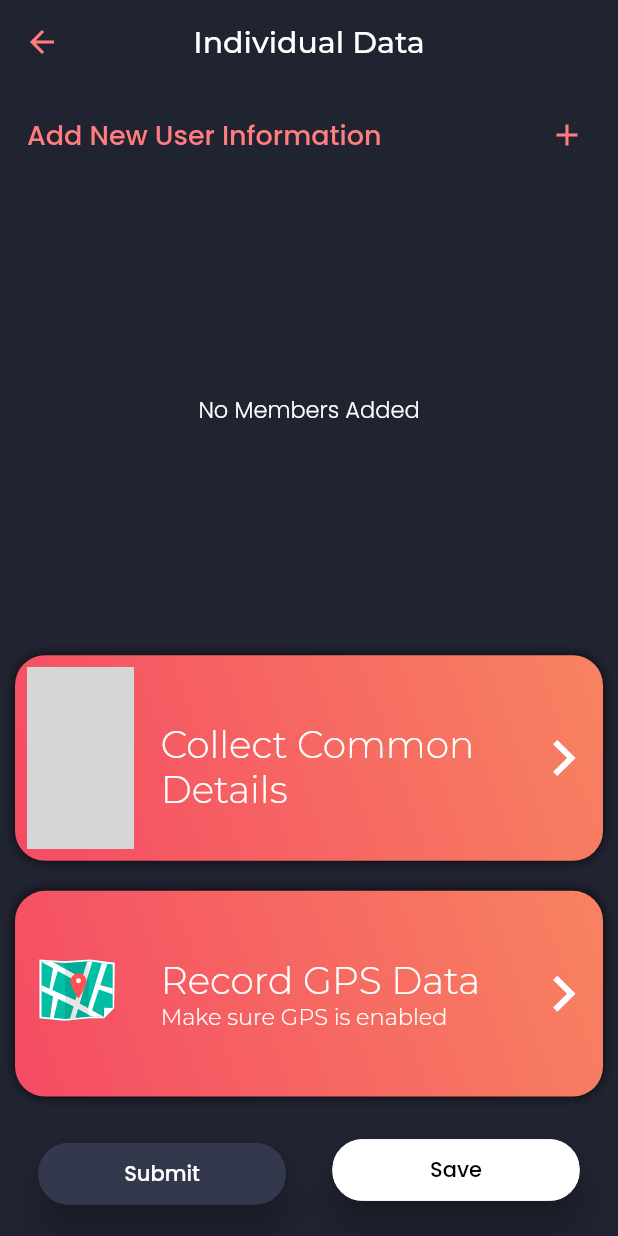
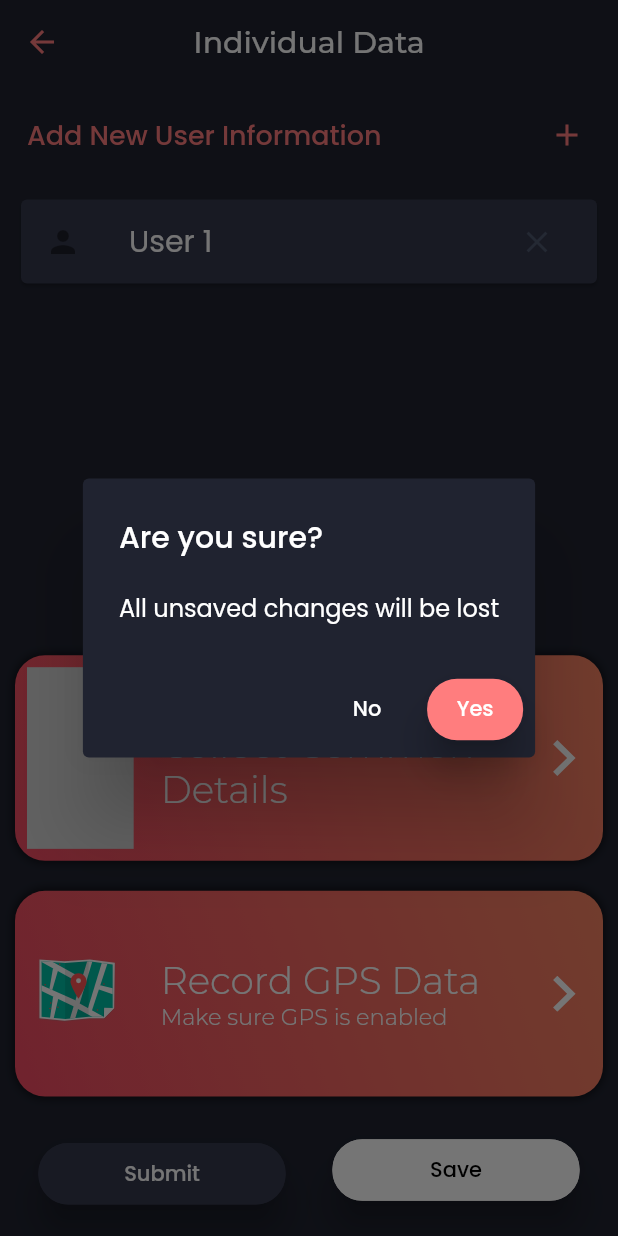
Before and after one commit to TheCraftOfCode/GeoSpatial, a Flutter app: the FamilyHomeScreen screen opened directly, after a tap on "Add New User Information", after a tap on the "close" icon, on a phone screen of 412 x 824 dp. Run offline on Flutter 3.47's test engine with Material 2 defaults, Android fonts, the phone set to English and light mode, and no system bars; drawn by our look-alikes of auto_size_text; our stand-ins replace flutter_secure_storage, flutter_svg, flutter_typeahead, geolocator, google_fonts, local_auth and 3 more; missing offline and left inert: flutter_rounded_date_picker; accounts and stored records are empty; generated files the repository leaves out were written again; grey boxes are pictures that could not be loaded.

Commit message:
UI fixes

```diff
--- a/lib/Screens/ProfilePage.dart
+++ b/lib/Screens/ProfilePage.dart
@@ -17,7 +17,9 @@ class ProfilePage extends StatelessWidget {
           width: MediaQuery.of(context).size.width,
           height: MediaQuery.of(context).size.height,
         ),
-        Column(
+        SingleChildScrollView(
+          physics: ClampingScrollPhysics(),
+          child: Column(
             crossAxisAlignment: CrossAxisAlignment.start,
             children: [
               AppBarBackButton(
@@ -145,6 +147,7 @@ class ProfilePage extends StatelessWidget {
               )
             ],
           ),
+        ),
       ]),
     );
   }
--- a/lib/Screens/VillageSelection.dart
+++ b/lib/Screens/VillageSelection.dart
@@ -48,6 +48,7 @@ class _VillageSelectionScreenState extends State<VillageSelectionScreen> {
                   mainAxisAlignment: MainAxisAlignment.center,
                   children: [
                     CheckBoxAlertDialog(
+                      singleOption: true,
                       title: "Choose Village Code",
                       context: context,
                       hint: 'Choose here',
@@ -134,7 +135,7 @@ class _VillageSelectionScreenState extends State<VillageSelectionScreen> {
                         ),
                       ),
                     SizedBox(
-                      height: MediaQuery.of(context).size.height * 0.1,
+                      height: MediaQuery.of(context).size.height * 0.2,
                     ),
                     if (!widget.isGenerated)
                       TextButton(
--- a/lib/Widgets/AddRemoveBoxWidget.dart
+++ b/lib/Widgets/AddRemoveBoxWidget.dart
@@ -1,8 +1,8 @@
 import 'package:flutter/material.dart';
 import 'package:geo_spatial/Model/FamilyMembersCommonDataModel.dart';
 import 'package:geo_spatial/Screens/FamilyMemberAdd.dart';
+import 'package:geo_spatial/Utils/Colors.dart' as colors;
 import 'package:google_fonts/google_fonts.dart';
-import 'package:geo_spatial/Utils/Colors.dart' as colors;
 
 /**
  * Added a dataclass
@@ -69,7 +69,8 @@ class _AddRemoveBoxWidgetState extends State<AddRemoveBoxWidget> {
                 child: widget.modelData!.individualDataListTransient.isEmpty
                     ? Center(child: Text('No Members Added'))
                     : ListView.builder(
-                        itemCount: widget.modelData!.individualDataListTransient.length,
+                        itemCount: widget
+                            .modelData!.individualDataListTransient.length,
                         shrinkWrap: true,
                         itemBuilder: (BuildContext context, int index) {
                           return Card(
@@ -78,8 +79,9 @@ class _AddRemoveBoxWidgetState extends State<AddRemoveBoxWidget> {
                                 onTap: () {
                                   Navigator.of(context).push(MaterialPageRoute(
                                       builder: (context) => FamilyMemberAdd(
-                                        familyMemberIndividualDataModel: widget
-                                            .modelData!.individualDataListTransient
+                                          familyMemberIndividualDataModel:
+                                              widget.modelData!
+                                                  .individualDataListTransient
                                                   .elementAt(index))));
                                 },
                                 //Pass a function which is called onSaved in the next page and add data to the class object
@@ -95,13 +97,8 @@ class _AddRemoveBoxWidgetState extends State<AddRemoveBoxWidget> {
                                     color: colors.darkSecondAccentColor,
                                     icon: Icon(Icons.close),
                                     onPressed: () async {
-                                  setState(() {
-                                    widget.modelData!.individualDataListTransient
-                                        .removeAt(index);
-                                  });
-                                },
-                              ),
-                            ),
+                                      Dialog(index);
+                                    })),
                           );
                         }),
               ),
@@ -111,4 +108,49 @@ class _AddRemoveBoxWidgetState extends State<AddRemoveBoxWidget> {
       ),
     );
   }
+
+  void Dialog(index) async {
+    final result = await showDialog(
+      context: context,
+      builder: (context) => AlertDialog(
+          backgroundColor: colors.darkScaffoldColor,
+          title: Text(
+            "Are you sure?",
+            style: GoogleFonts.poppins(color: colors.darkPrimaryTextColor),
+          ),
+          content: Text(
+            "All unsaved changes will be lost",
+            style: GoogleFonts.poppins(color: colors.darkPrimaryTextColor),
+          ),
+          actions: <Widget>[
+            TextButton(
+              child: Text(
+                'No',
+                style: GoogleFonts.poppins(color: colors.darkPrimaryTextColor),
+              ),
+              onPressed: () {
+                Navigator.pop(context, false);
+              },
+            ),
+            ElevatedButton(
+                style: ElevatedButton.styleFrom(
+                    primary: colors.darkAccentColor,
+                    shape: RoundedRectangleBorder(
+                        borderRadius: BorderRadius.all(Radius.circular(20)))),
+                child: Text(
+                  'Yes',
+                  style:
+                      GoogleFonts.poppins(color: colors.darkPrimaryTextColor),
+                ),
+                onPressed: () {
+                  setState(() {
+                    widget.modelData!.individualDataListTransient
+                        .removeAt(index);
+                  });
+                  Navigator.pop(context);
+                })
+          ]),
+    );
+    return result;
   }
+}
--- a/lib/Widgets/DataCard.dart
+++ b/lib/Widgets/DataCard.dart
@@ -1,3 +1,4 @@
+import 'package:auto_size_text/auto_size_text.dart';
 import 'package:flutter_svg/flutter_svg.dart';
 import 'package:flutter/material.dart';
 import 'package:google_fonts/google_fonts.dart';
@@ -62,10 +63,12 @@ class DataCard extends StatelessWidget {
                         mainAxisAlignment: MainAxisAlignment.center,
                         crossAxisAlignment: CrossAxisAlignment.stretch,
                         children: [
-                          Text(heading,
+                          AutoSizeText(heading,
+                              maxLines: 3,
                               style: GoogleFonts.montserrat(
                                   fontSize: 25, color: colors.darkPrimaryTextColor)),
-                          Text(subHeading,
+                          AutoSizeText(subHeading,
+                              maxLines: 2,
                               style: GoogleFonts.montserrat(
                                   fontSize: 15, color: colors.darkPrimaryTextColor))
                         ],
--- a/pubspec.yaml
+++ b/pubspec.yaml
@@ -28,6 +28,7 @@ dependencies:
   objectbox_flutter_libs: any
   flutter_svg: 0.23.0
   geolocator: ^7.7.1
+  auto_size_text: ^3.0.0
   http: 0.13.4
   flutter_secure_storage: ^4.2.1
   step_progress_indicator: ^1.0.1
```
Also changed, not shown: lib/Screens/Background.dart (deleted, +0 -41 lines), lib/Screens/CollectLocationWidget.dart (+8 -10 lines), lib/Screens/FamilyDetails.dart (+37 -12 lines), lib/Screens/FamilyHomeScreen.dart (+9 -4 lines), lib/Screens/FamilyMemberAdd.dart (+28 -17 lines), lib/Screens/Login.dart (+2 -6 lines), assets/svg/background.svg (added), pubspec.lock. Lines whose indentation alone changed are shown as unchanged.
